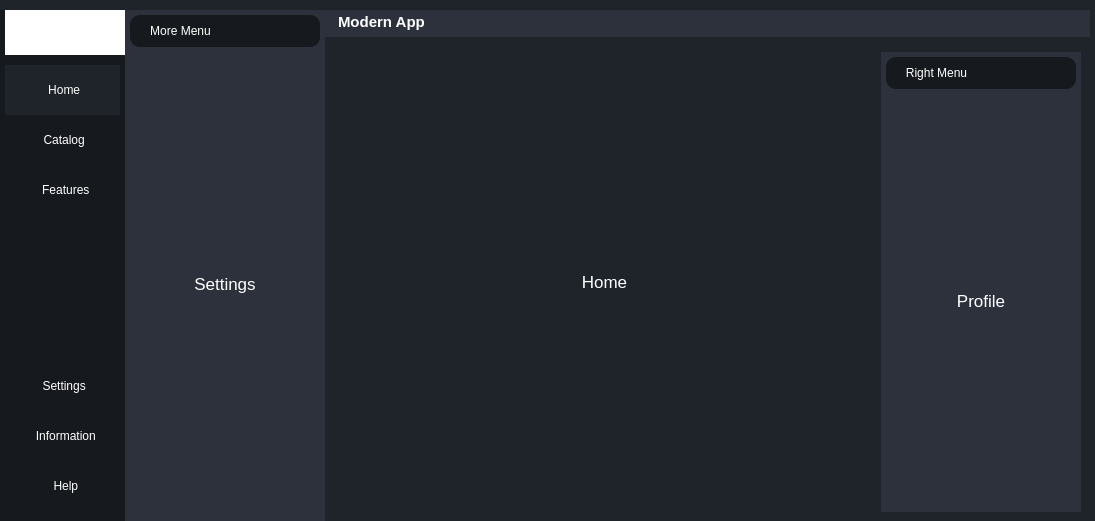
Old version of the form mushrooms/mainwindow.ui in the repository Svetlana-Y/YPPRPO.
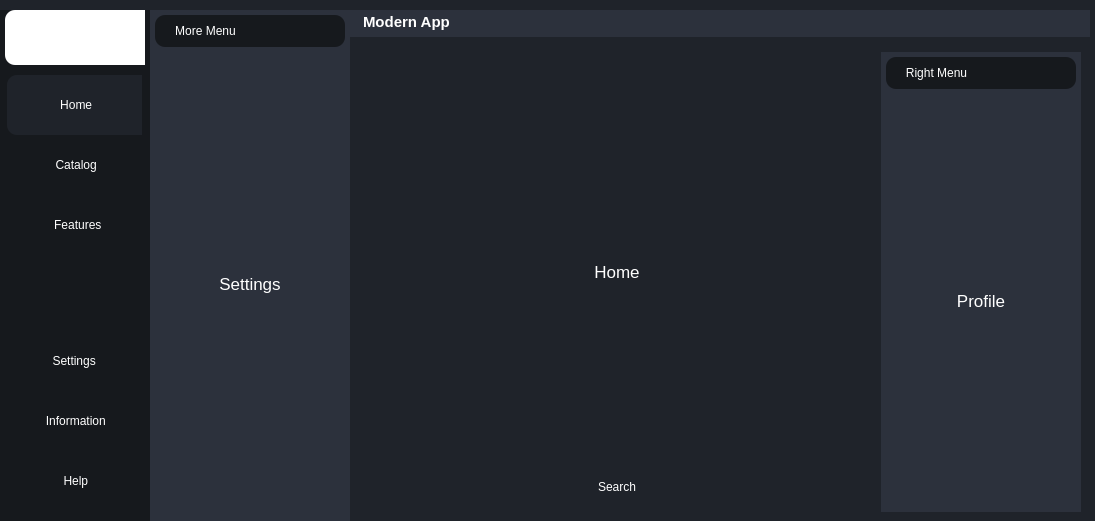
New version of the form. Icons and pictures are not drawn.

Patch:
```diff
--- a/mushrooms/mainwindow.ui
+++ b/mushrooms/mainwindow.ui
@@ -31,7 +31,7 @@
 	background-color: #16191d;
 }
 
-leftMenuSubContainer QPushButton{
+#leftMenuSubContainer QPushButton{
 	text-aligh: left;
 	padding: 5px 10px;
 	border-top-left-radius: 10px;
@@ -68,7 +68,7 @@
     <property name="bottomMargin">
      <number>0</number>
     </property>
-    <item alignment="Qt::AlignmentFlag::AlignLeft">
+    <item alignment="Qt::AlignmentFlag::AlignHCenter">
      <widget class="QWidget" name="leftMenuContainer" native="true">
       <layout class="QVBoxLayout" name="verticalLayout">
        <property name="spacing">
@@ -86,7 +86,7 @@
        <property name="bottomMargin">
         <number>0</number>
        </property>
-       <item alignment="Qt::AlignmentFlag::AlignLeft">
+       <item alignment="Qt::AlignmentFlag::AlignHCenter">
         <widget class="QWidget" name="leftMenuSubContainer" native="true">
          <property name="sizePolicy">
           <sizepolicy hsizetype="Preferred" vsizetype="Preferred">
@@ -105,12 +105,12 @@
            <number>0</number>
           </property>
           <property name="rightMargin">
-           <number>0</number>
+           <number>5</number>
           </property>
           <property name="bottomMargin">
            <number>0</number>
           </property>
-          <item alignment="Qt::AlignmentFlag::AlignTop">
+          <item alignment="Qt::AlignmentFlag::AlignHCenter|Qt::AlignmentFlag::AlignTop">
            <widget class="QFrame" name="frame">
             <property name="styleSheet">
              <string notr="true">QPushButton{
@@ -172,7 +172,7 @@
             </layout>
            </widget>
           </item>
-          <item alignment="Qt::AlignmentFlag::AlignTop">
+          <item alignment="Qt::AlignmentFlag::AlignHCenter|Qt::AlignmentFlag::AlignTop">
            <widget class="QFrame" name="frame_2">
             <property name="enabled">
              <bool>true</bool>
@@ -512,7 +512,7 @@
            </widget>
           </item>
           <item>
-           <widget class="QStackedWidget" name="stackedWidget">
+           <widget class="QStackedWidget" name="menuWidget">
             <widget class="QWidget" name="page">
              <layout class="QVBoxLayout" name="verticalLayout_7">
               <item>
@@ -868,7 +868,10 @@
            <widget class="QWidget" name="mainContentsContainer" native="true">
             <layout class="QVBoxLayout" name="verticalLayout_15">
              <item>
-              <widget class="QStackedWidget" name="stackedWidget_3">
+              <widget class="QStackedWidget" name="centerWidget">
+               <property name="currentIndex">
+                <number>0</number>
+               </property>
                <widget class="QWidget" name="page_6">
                 <layout class="QVBoxLayout" name="verticalLayout_16">
                  <item>
@@ -886,6 +889,13 @@
                    </property>
                   </widget>
                  </item>
+                 <item>
+                  <widget class="QPushButton" name="searchBtn">
+                   <property name="text">
+                    <string>Search</string>
+                   </property>
+                  </widget>
+                 </item>
                 </layout>
                </widget>
                <widget class="QWidget" name="page_7">
```
